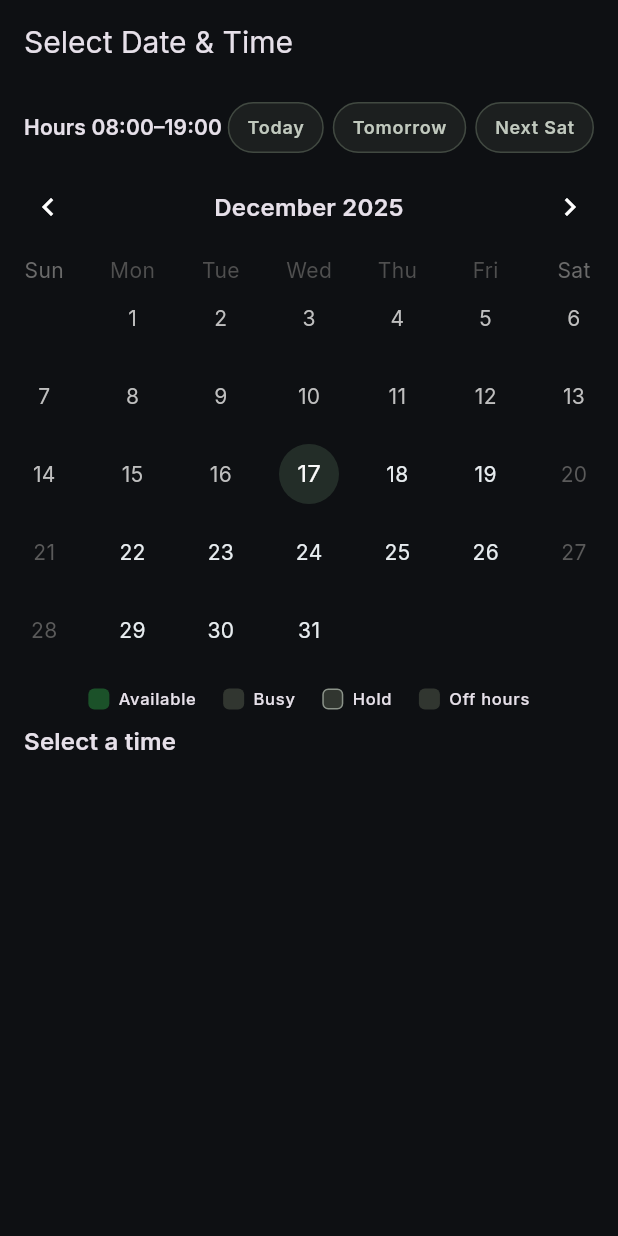
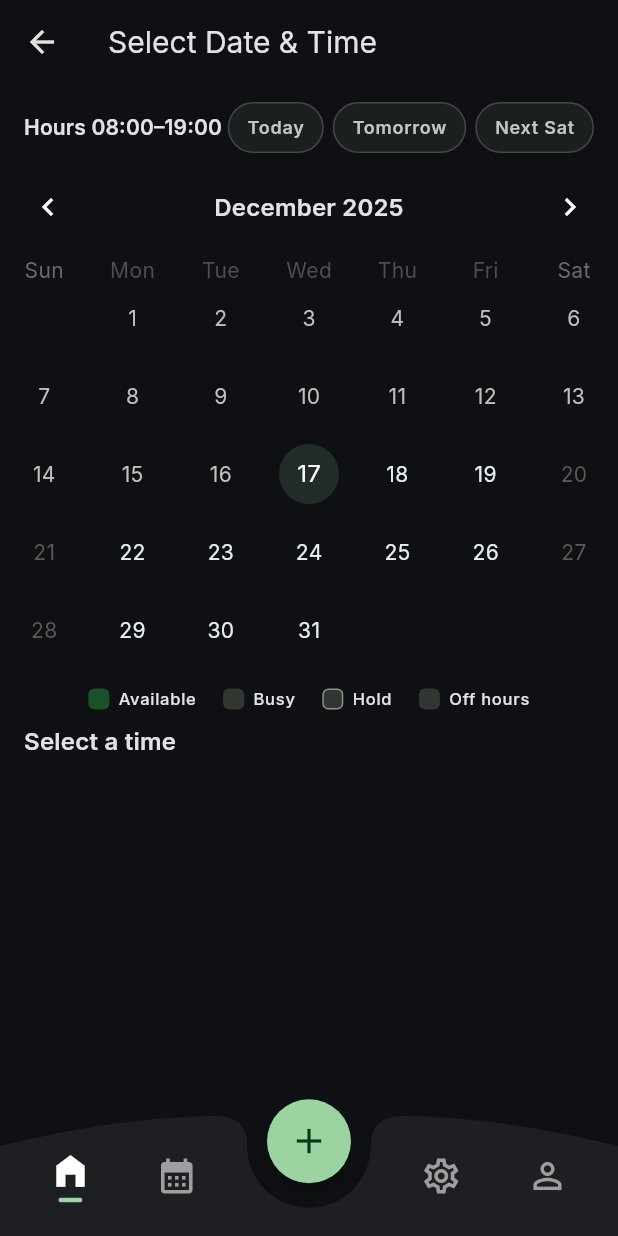
Before and after one commit to GrullonDev/Barberia, a Flutter app: the CalendarPage screen opened by its route, on a phone screen of 412 x 824 dp. Run offline on Flutter 3.47's test engine with Material 3 defaults, Android fonts, the phone set to English and light mode, and no system bars; drawn by our look-alikes of table_calendar; our stand-ins replace flutter_animate, flutter_markdown, flutter_riverpod, go_router, google_fonts, qr_flutter and 2 more; accounts and stored records are empty.

Commit message:
feat: Implement GoRouter for app navigation, including a custom bottom bar, and update Flutter SDK to 3.38.3.

```diff
--- a/lib/app/router.dart
+++ b/lib/app/router.dart
@@ -1,6 +1,14 @@
+import 'package:barberia/common/widgets/scaffold_with_nav_bar.dart';
+import 'package:barberia/features/booking/pages/calendar_page.dart';
+import 'package:barberia/features/booking/pages/confirmation_page.dart';
+import 'package:barberia/features/booking/pages/details_page.dart';
+import 'package:barberia/features/booking/pages/home_page.dart';
+import 'package:barberia/features/booking/pages/my_bookings_page.dart';
+import 'package:barberia/features/booking/pages/service_select_page.dart';
+import 'package:barberia/features/booking/pages/settings_page.dart';
+import 'package:barberia/features/static/privacy_page.dart';
+import 'package:flutter/material.dart';
 import 'package:go_router/go_router.dart';
-
-import '../features/booking/pages/pages.dart';
 
 /// Nombres centralizados de rutas para evitar strings mágicos.
 abstract final class RouteNames {
@@ -17,40 +25,78 @@ abstract final class RouteNames {
 final GoRouter appRouter = GoRouter(
   initialLocation: '/',
   routes: <RouteBase>[
+    StatefulShellRoute.indexedStack(
+      builder:
+          (
+            final BuildContext context,
+            final GoRouterState state,
+            final StatefulNavigationShell navigationShell,
+          ) {
+            return ScaffoldWithNavBar(navigationShell: navigationShell);
+          },
+      branches: <StatefulShellBranch>[
+        // Branch Home
+        StatefulShellBranch(
+          routes: <RouteBase>[
             GoRoute(
               path: '/',
               name: RouteNames.home,
               builder: (_, __) => const HomePage(),
-    ),
+              routes: <RouteBase>[
                 GoRoute(
-      path: '/services',
+                  path: 'services',
                   name: RouteNames.services,
                   builder: (_, __) => const ServiceSelectPage(),
-    ),
+                  routes: <RouteBase>[
                     GoRoute(
-      path: '/calendar',
+                      path: 'calendar',
                       name: RouteNames.calendar,
                       builder: (_, __) => const CalendarPage(),
                     ),
+                  ],
+                ),
                 GoRoute(
-      path: '/details',
+                  path: 'details',
                   name: RouteNames.details,
                   builder: (_, __) => const DetailsPage(),
                 ),
                 GoRoute(
-      path: '/confirmation',
+                  path: 'confirmation',
                   name: RouteNames.confirmation,
                   builder: (_, __) => const ConfirmationPage(),
                 ),
+                GoRoute(
+                  path: 'privacy',
+                  name: RouteNames.privacy,
+                  builder: (_, __) => const PrivacyPage(),
+                ),
+              ],
+            ),
+          ],
+        ),
+
+        // Branch My Bookings
+        StatefulShellBranch(
+          routes: <RouteBase>[
             GoRoute(
               path: '/my-bookings',
               name: RouteNames.myBookings,
               builder: (_, __) => const MyBookingsPage(),
             ),
+          ],
+        ),
+
+        // Branch Settings (Placeholder)
+        StatefulShellBranch(
+          routes: <RouteBase>[
             GoRoute(
-      path: '/privacy',
-      name: RouteNames.privacy,
-      builder: (_, __) => const PrivacyPage(),
+              path: '/settings',
+              name: 'settings', // Add to RouteNames later if needed
+              builder: (_, __) => const SettingsPage(),
+            ),
+          ],
+        ),
+      ],
     ),
   ],
 );
--- /dev/null
+++ b/lib/common/widgets/custom_bottom_nav_bar.dart
@@ -0,0 +1,164 @@
+import 'package:flutter/material.dart';
+import 'package:go_router/go_router.dart';
+
+class CustomBottomNavBar extends StatelessWidget {
+  const CustomBottomNavBar({
+    required this.navigationShell,
+    required this.onFabPressed,
+    super.key,
+  });
+
+  final StatefulNavigationShell navigationShell;
+  final VoidCallback onFabPressed;
+
+  void _onTap(BuildContext context, int index) {
+    navigationShell.goBranch(
+      index,
+      initialLocation: index == navigationShell.currentIndex,
+    );
+  }
+
+  @override
+  Widget build(BuildContext context) {
+    final Size size = MediaQuery.sizeOf(context);
+    final ColorScheme cs = Theme.of(context).colorScheme;
+    final bool isDark = Theme.of(context).brightness == Brightness.dark;
+
+    return SizedBox(
+      width: size.width,
+      height: 80,
+      child: Stack(
+        children: <Widget>[
+          CustomPaint(
+            size: Size(size.width, 80),
+            painter: _BNBCustomPainter(
+              color: isDark ? const Color(0xFF1E1F23) : cs.surface,
+            ),
+          ),
+          Center(
+            heightFactor: 0.6,
+            child: FloatingActionButton(
+              onPressed: onFabPressed,
+              backgroundColor: cs.primary, // Use app primary color
+              shape: const CircleBorder(),
+              elevation: 4,
+              child: Icon(Icons.add, color: cs.onPrimary, size: 28), // Add icon
+            ),
+          ),
+          SizedBox(
+            width: size.width,
+            height: 80,
+            child: Row(
+              mainAxisAlignment: MainAxisAlignment.spaceEvenly,
+              children: <Widget>[
+                _NavBarIcon(
+                  icon: Icons.home_filled,
+                  isSelected: navigationShell.currentIndex == 0,
+                  onTap: () => _onTap(context, 0),
+                  activeColor: cs.primary,
+                ),
+                _NavBarIcon(
+                  icon: Icons.calendar_month, // Bookings
+                  isSelected: navigationShell.currentIndex == 1,
+                  onTap: () => _onTap(context, 1),
+                  activeColor: cs.primary,
+                ),
+                SizedBox(width: size.width * 0.20), // Space for FAB
+                _NavBarIcon(
+                  icon: Icons.settings_outlined,
+                  isSelected: navigationShell.currentIndex == 2,
+                  onTap: () => _onTap(context, 2),
+                  activeColor: cs.primary,
+                ),
+                _NavBarIcon(
+                  icon: Icons.person_outline,
+                  isSelected: false, // Placeholder
+                  onTap: () {},
+                  activeColor: cs.primary,
+                ),
+              ],
+            ),
+          ),
+        ],
+      ),
+    );
+  }
+}
+
+class _NavBarIcon extends StatelessWidget {
+  const _NavBarIcon({
+    required this.icon,
+    required this.isSelected,
+    required this.onTap,
+    required this.activeColor,
+  });
+
+  final IconData icon;
+  final bool isSelected;
+  final VoidCallback onTap;
+  final Color activeColor;
+
+  @override
+  Widget build(BuildContext context) {
+    return IconButton(
+      onPressed: onTap,
+      icon: Column(
+        mainAxisSize: MainAxisSize.min,
+        children: <Widget>[
+          Icon(icon, color: isSelected ? Colors.white : Colors.grey, size: 28),
+          if (isSelected) ...<Widget>[
+            const SizedBox(height: 4),
+            Container(
+              height: 3,
+              width: 16,
+              decoration: BoxDecoration(
+                color: activeColor,
+                borderRadius: BorderRadius.circular(2),
+              ),
+            ),
+          ],
+        ],
+      ),
+    );
+  }
+}
+
+class _BNBCustomPainter extends CustomPainter {
+  _BNBCustomPainter({required this.color});
+  final Color color;
+
+  @override
+  void paint(Canvas canvas, Size size) {
+    final Paint paint = Paint()
+      ..color = color
+      ..style = PaintingStyle.fill;
+
+    final Path path = Path();
+    path.moveTo(0, 0); // Start top left ? No, wait.
+
+    // We want a curved shape.
+    // 0,20 start
+    path.moveTo(0, 20);
+    path.quadraticBezierTo(size.width * 0.20, 0, size.width * 0.35, 0);
+    path.quadraticBezierTo(size.width * 0.40, 0, size.width * 0.40, 20);
+    path.arcToPoint(
+      Offset(size.width * 0.60, 20),
+      radius: const Radius.circular(10.0),
+      clockwise: false,
+    );
+    path.quadraticBezierTo(size.width * 0.60, 0, size.width * 0.65, 0);
+    path.quadraticBezierTo(size.width * 0.80, 0, size.width, 20);
+    path.lineTo(size.width, size.height);
+    path.lineTo(0, size.height);
+    path.close();
+
+    // Shadow?
+    canvas.drawShadow(path, Colors.black, 5, true);
+    canvas.drawPath(path, paint);
+  }
+
+  @override
+  bool shouldRepaint(covariant CustomPainter oldDelegate) {
+    return false;
+  }
+}
--- /dev/null
+++ b/lib/common/widgets/scaffold_with_nav_bar.dart
@@ -0,0 +1,22 @@
+import 'package:barberia/app/router.dart';
+import 'package:barberia/common/widgets/custom_bottom_nav_bar.dart';
+import 'package:flutter/material.dart';
+import 'package:go_router/go_router.dart';
+
+class ScaffoldWithNavBar extends StatelessWidget {
+  const ScaffoldWithNavBar({required this.navigationShell, super.key});
+
+  final StatefulNavigationShell navigationShell;
+
+  @override
+  Widget build(BuildContext context) {
+    return Scaffold(
+      body: navigationShell,
+      extendBody: true, // Important for the curved effect over content
+      bottomNavigationBar: CustomBottomNavBar(
+        navigationShell: navigationShell,
+        onFabPressed: () => context.pushNamed(RouteNames.services),
+      ),
+    );
+  }
+}
--- /dev/null
+++ b/lib/features/booking/pages/settings_page.dart
@@ -0,0 +1,13 @@
+import 'package:flutter/material.dart';
+
+class SettingsPage extends StatelessWidget {
+  const SettingsPage({super.key});
+
+  @override
+  Widget build(BuildContext context) {
+    return Scaffold(
+      appBar: AppBar(title: const Text('Settings')),
+      body: const Center(child: Text('Settings Placeholder')),
+    );
+  }
+}
```
Also changed, not shown: 1 other file. Lines whose indentation alone changed are shown as unchanged.
